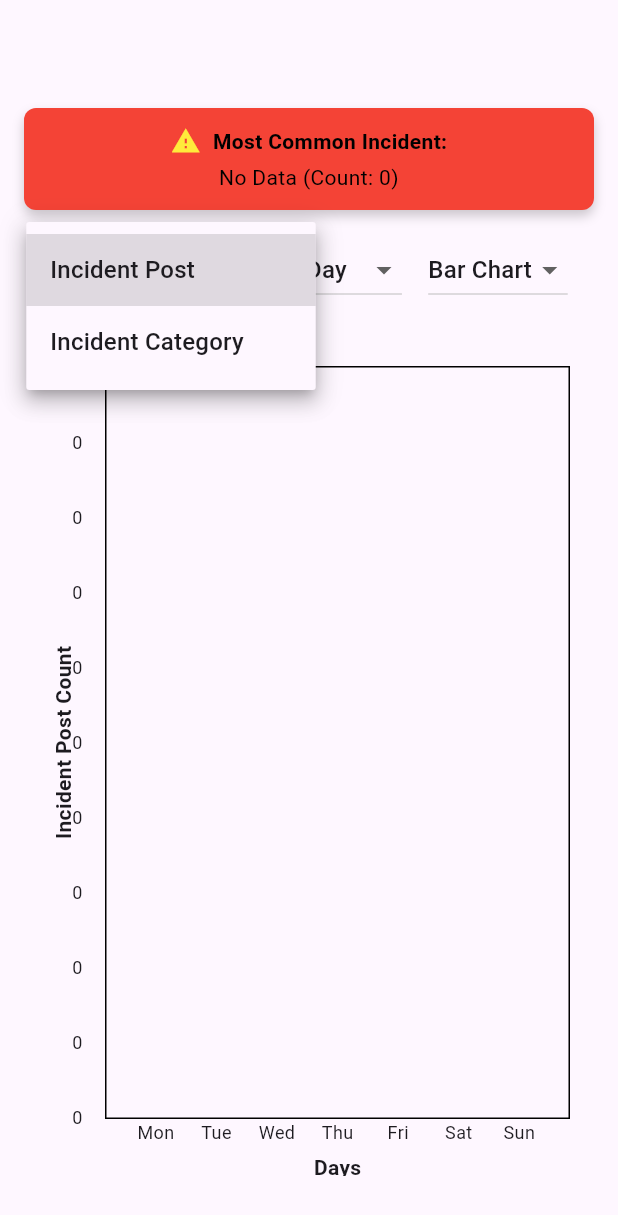
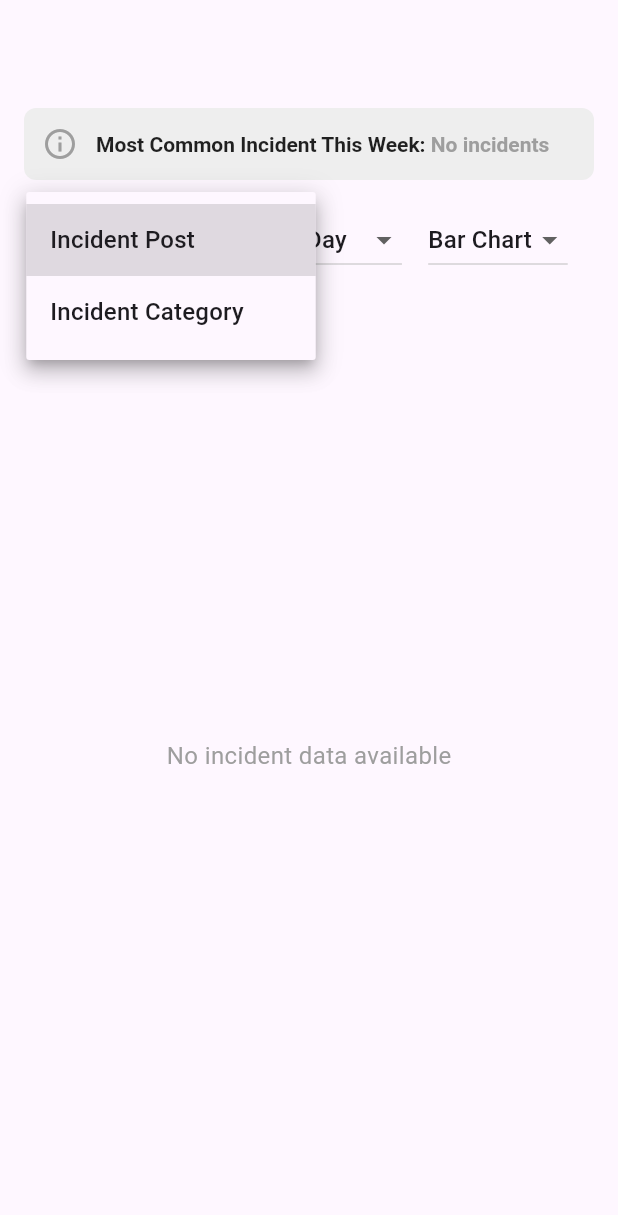
Before and after one commit to kdjhzhr/UTMSafe, a Flutter app: the Report screen opened directly, after a tap on "Incident Post", on a phone screen of 412 x 824 dp. Shown: the top 1215 px of the screen. Run offline on Flutter 3.47's test engine with Material 3 defaults, Android fonts, the phone set to English and light mode, and no system bars; drawn by our look-alikes of fl_chart; our stand-ins replace cloud_firestore, firebase_auth, firebase_core, firebase_storage, image_picker; accounts and stored records are empty.

Commit message:
modify ui and fix logic error at report.dart

```diff
--- a/lib/report.dart
+++ b/lib/report.dart
@@ -16,9 +16,8 @@ class _ReportState extends State<Report> {
 
   Future<Map<String, dynamic>> _fetchMostCommonCategoryWithCount() async {
   DateTime now = DateTime.now();
-    DateTime startTime = timeFilterValue == 'Day'
-      ? DateTime(now.year, now.month, now.day)
-      : now.subtract(const Duration(days: 7));
+  // Always use the last 7 days, regardless of timeFilterValue
+  DateTime startTime = now.subtract(const Duration(days: 7));
 
   QuerySnapshot snapshot = await FirebaseFirestore.instance
     .collection('posts')
@@ -33,7 +32,7 @@ class _ReportState extends State<Report> {
   }
 
   if (categoryCounts.isEmpty) {
-      return {'category': 'No Data', 'count': 0};
+    return {'category': 'No incidents', 'count': 0};
   }
 
   String mostCommonCategory = categoryCounts.entries
@@ -56,6 +55,7 @@ class _ReportState extends State<Report> {
       .collection('posts')
       .where('timestamp', isGreaterThanOrEqualTo: startTime)
       .snapshots()) {
+
     final countsPerDay = List.generate(7, (_) => 0);
 
     for (var doc in snapshot.docs) {
@@ -66,6 +66,7 @@ class _ReportState extends State<Report> {
         countsPerDay[dayOfWeek] += 1;
       }
     }
+
     yield countsPerDay;
   }
 }
@@ -80,6 +81,7 @@ class _ReportState extends State<Report> {
       .collection('posts')
       .where('timestamp', isGreaterThanOrEqualTo: startTime)
       .snapshots()) {
+
     final categoryCounts = <String, int>{};
 
     for (var doc in snapshot.docs) {
@@ -87,9 +89,15 @@ class _ReportState extends State<Report> {
       categoryCounts[category] = (categoryCounts[category] ?? 0) + 1;
     }
 
-      yield categoryCounts.entries
+    // Ensure we always return a list, even if empty
+    final result = categoryCounts.entries
         .map((e) => {'category': e.key, 'count': e.value})
         .toList();
+
+    // If no data, yield a default "No Data" entry
+    yield result.isNotEmpty
+      ? result
+      : [{'category': 'No Data', 'count': 0}];
   }
 }
 
@@ -132,7 +140,20 @@ class _ReportState extends State<Report> {
           FutureBuilder<Map<String, dynamic>>(
             future: _fetchMostCommonCategoryWithCount(),
             builder: (context, snapshot) {
-                if (!snapshot.hasData) return const CircularProgressIndicator();
+              if (snapshot.connectionState == ConnectionState.waiting) {
+                return const Center(child: CircularProgressIndicator());
+              }
+
+              if (snapshot.hasError) {
+                return Container(
+                  color: Colors.red.shade100,
+                  padding: const EdgeInsets.all(12.0),
+                  child: Text(
+                    'Error: ${snapshot.error}',
+                    style: const TextStyle(color: Colors.red),
+                  ),
+                );
+              }
 
               return _buildAlertBanner(
                 snapshot.data!['category'],
@@ -180,42 +201,46 @@ class _ReportState extends State<Report> {
   }
 
   Widget _buildAlertBanner(String category, int count) {
+  // Determine the color and icon based on the category or count
+  Color bannerColor = count > 0 ? Colors.blue.shade100 : Colors.grey.shade200;
+  IconData icon = count > 0 ? Icons.warning_outlined : Icons.info_outline;
+  Color iconColor = count > 0 ? Colors.yellow : Colors.grey;
+
   return Container(
     width: double.infinity,
     padding: const EdgeInsets.all(12.0),
     decoration: BoxDecoration(
-        color: Colors.red,
+      color: bannerColor,
       borderRadius: BorderRadius.circular(8.0),
-        boxShadow: [
-          BoxShadow(
-            color: Colors.black.withOpacity(0.2),
-            blurRadius: 6.0,
-            offset: const Offset(0, 4),
+    ),
+    child: Row(
+      children: [
+        Icon(icon, color: iconColor),
+        const SizedBox(width: 12),
+        Expanded(
+          child: RichText(
+            text: TextSpan(
+              style: const TextStyle(color: Colors.black87),
+              children: [
+                const TextSpan(
+                  text: 'Most Common Incident This Week: ',
+                  style: TextStyle(fontWeight: FontWeight.bold),
+                ),
+                TextSpan(
+                  text: category,
+                  style: TextStyle(
+                    fontWeight: FontWeight.bold,
+                    color: count > 0 ? Colors.red : Colors.grey,
+                  ),
+                ),
+                if (count > 0)
+                  TextSpan(
+                    text: ' ($count incidents)',
+                    style: const TextStyle(color: Colors.grey),
                   ),
               ],
             ),
-      child: Column(
-        children: [
-          Row(
-            mainAxisAlignment: MainAxisAlignment.center,
-            children: [
-              const Icon(Icons.warning, color: Colors.yellow, size: 20.0),
-              const SizedBox(width: 8),
-              const Text(
-                'Most Common Incident:',
-                style: TextStyle(
-                  fontSize: 14,
-                  fontWeight: FontWeight.bold,
-                  color: Colors.black,
           ),
-              ),
-            ],
-          ),
-          const SizedBox(height: 4),
-          Text(
-            '$category (Count: $count)',
-            style: const TextStyle(fontSize: 14, color: Colors.black),
-            textAlign: TextAlign.center,
         ),
       ],
     ),
@@ -223,8 +248,24 @@ class _ReportState extends State<Report> {
 }
 
 Widget _buildBarChartIncidentPost(List<int> data, DateTime now) {
+  // Check if all data points are zero
+  bool hasNoData = data.every((count) => count == 0);
+
+  // If no data, return the "No incident data available" message
+  if (hasNoData) {
+    return const Center(
+      child: Text(
+        'No incident data available',
+        style: TextStyle(fontSize: 16, color: Colors.grey),
+      ),
+    );
+  }
+
   // Define days of the week
   List<String> xLabels = ['Mon', 'Tue', 'Wed', 'Thu', 'Fri', 'Sat', 'Sun'];
+
+  // Calculate total posts
+  int totalPosts = data.reduce((a, b) => a + b);
 
   // Find the maximum value in the data for dynamic scaling
   int maxValue = data.reduce((a, b) => a > b ? a : b);
@@ -247,7 +288,9 @@ Widget _buildBarChartIncidentPost(List<int> data, DateTime now) {
 
   return Padding(
     padding: const EdgeInsets.symmetric(horizontal: 16.0, vertical: 24.0),
-    child: BarChart(
+    child: Stack(
+      children: [
+        BarChart(
           BarChartData(
             borderData: FlBorderData(
               show: true,
@@ -287,8 +330,7 @@ Widget _buildBarChartIncidentPost(List<int> data, DateTime now) {
                         style: const TextStyle(fontSize: 12),
                       );
                     }
-                return const Text(
-                    ''); // Return empty for out-of-bounds indices
+                    return const Text(''); // Return empty for out-of-bounds indices
                   },
                 ),
                 axisNameWidget: const Text(
@@ -307,6 +349,26 @@ Widget _buildBarChartIncidentPost(List<int> data, DateTime now) {
             maxY: yMax.toDouble(), // Dynamically adjust the Y-axis max value
             barGroups: barGroups,
           ),
+        ),
+        Positioned(
+          top: 0,
+          right: 0,
+          child: Container(
+            padding: const EdgeInsets.all(8.0),
+            decoration: BoxDecoration(
+              color: Colors.black.withOpacity(0.1),
+              borderRadius: BorderRadius.circular(8.0),
+            ),
+            child: Text(
+              'Total = $totalPosts',
+              style: const TextStyle(
+                fontSize: 14,
+                fontWeight: FontWeight.bold,
+              ),
+            ),
+          ),
+        ),
+      ],
     ),
   );
 }
@@ -398,9 +460,22 @@ Widget _buildBarChartIncidentPost(List<int> data, DateTime now) {
 }
 
   Widget _buildBarChartIncidentCategory(List<Map<String, dynamic>> data) {
+  // Handle no data scenario
+  if (data.isEmpty || (data.length == 1 && data[0]['count'] == 0)) {
+    return const Center(
+      child: Text(
+        'No incident data available',
+        style: TextStyle(fontSize: 16, color: Colors.grey),
+      ),
+    );
+  }
+
   // Define the category labels (X-axis)
   List<String> categories = data.map((e) => e['category'] as String).toList();
   List<int> counts = data.map((e) => e['count'] as int).toList();
+
+  // Calculate total posts
+  int totalPosts = counts.reduce((a, b) => a + b);
 
   // Map the data to BarChartGroupData
   List<BarChartGroupData> barGroups = data.asMap().entries.map((entry) {
@@ -409,7 +484,7 @@ Widget _buildBarChartIncidentPost(List<int> data, DateTime now) {
       barRods: [
         BarChartRodData(
           toY: entry.value['count'].toDouble(),
-          color: Colors.red, // You can customize the color
+          color: Colors.red,
           width: 20,
           borderRadius: BorderRadius.circular(4),
         ),
@@ -419,7 +494,9 @@ Widget _buildBarChartIncidentPost(List<int> data, DateTime now) {
 
   return Padding(
     padding: const EdgeInsets.symmetric(horizontal: 16.0, vertical: 24.0),
-    child: BarChart(
+    child: Stack(
+      children: [
+        BarChart(
           BarChartData(
             borderData: FlBorderData(
               show: true,
@@ -450,17 +527,28 @@ Widget _buildBarChartIncidentPost(List<int> data, DateTime now) {
               bottomTitles: AxisTitles(
                 sideTitles: SideTitles(
                   showTitles: true,
-              interval: 1, // Ensure titles appear at regular intervals
+                  interval: 1,
                   getTitlesWidget: (value, meta) {
-                int index = value.round(); // Round value to an integer
+                    int index = value.round();
                     if (index >= 0 && index < categories.length) {
-                  return Text(
+                      return Padding(
+                        padding: const EdgeInsets.only(top: 8.0),
+                        child: RotatedBox(
+                          quarterTurns: 3, // Rotate 270 degrees
+                          child: Text(
                             categories[index],
-                    style: const TextStyle(fontSize: 12),
+                            style: const TextStyle(
+                              fontSize: 10,
+                              overflow: TextOverflow.ellipsis,
+                            ),
+                            textAlign: TextAlign.right,
+                          ),
+                        ),
                       );
                     }
-                return const Text(''); // Return empty for out-of-bounds indices
+                    return const Text('');
                   },
+                  reservedSize: 60, // Increased to accommodate rotated labels
                 ),
                 axisNameWidget: const Text(
                   'Category',
@@ -469,20 +557,50 @@ Widget _buildBarChartIncidentPost(List<int> data, DateTime now) {
                 axisNameSize: 16,
               ),
               topTitles: const AxisTitles(
-            sideTitles: SideTitles(showTitles: false), // Hide top titles
+                sideTitles: SideTitles(showTitles: false),
               ),
               rightTitles: const AxisTitles(
-            sideTitles: SideTitles(showTitles: false), // Hide right titles
+                sideTitles: SideTitles(showTitles: false),
               ),
             ),
-        maxY: (counts.isNotEmpty) ? (counts.reduce((a, b) => a > b ? a : b) + 1).toDouble() : 1,
+            maxY: (counts.isNotEmpty)
+              ? (counts.reduce((a, b) => a > b ? a : b) + 1).toDouble()
+              : 1,
             barGroups: barGroups,
           ),
+        ),
+        Positioned(
+          top: 0,
+          right: 0,
+          child: Container(
+            padding: const EdgeInsets.all(8.0),
+            decoration: BoxDecoration(
+              color: Colors.black.withOpacity(0.1),
+              borderRadius: BorderRadius.circular(8.0),
+            ),
+            child: Text(
+              'Total = $totalPosts',
+              style: const TextStyle(
+                fontSize: 14,
+                fontWeight: FontWeight.bold,
+              ),
+            ),
+          ),
+        ),
+      ],
     ),
   );
 }
 
 Widget _buildPieChartIncidentCategory(List<Map<String, dynamic>> data) {
+  // Check if data is empty or all counts are zero
+  bool hasNoData = data.isEmpty || data.every((item) => item['count'] == 0);
+
+  // If no data, return the "No data to display" message
+  if (hasNoData) {
+    return const Center(child: Text("No data to display"));
+  }
+
   List<Color> pieChartColors = Colors.primaries;
 
   List<PieChartSectionData> pieSections = data.asMap().entries.map((entry) {
@@ -554,7 +672,6 @@ Widget _buildPieChartIncidentCategory(List<Map<String, dynamic>> data) {
     ),
   );
 }
-
   String _getDayOfWeek(DateTime date) {
     return date.weekday == DateTime.monday
         ? 'Mon'
```
Lines whose indentation alone changed are shown as unchanged.
